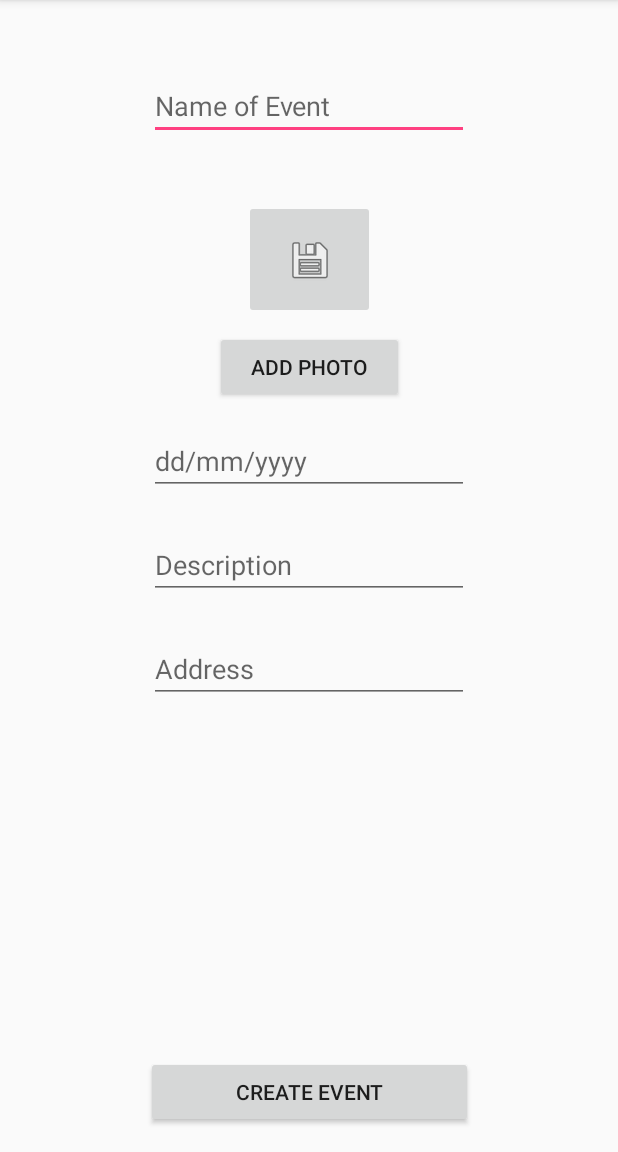
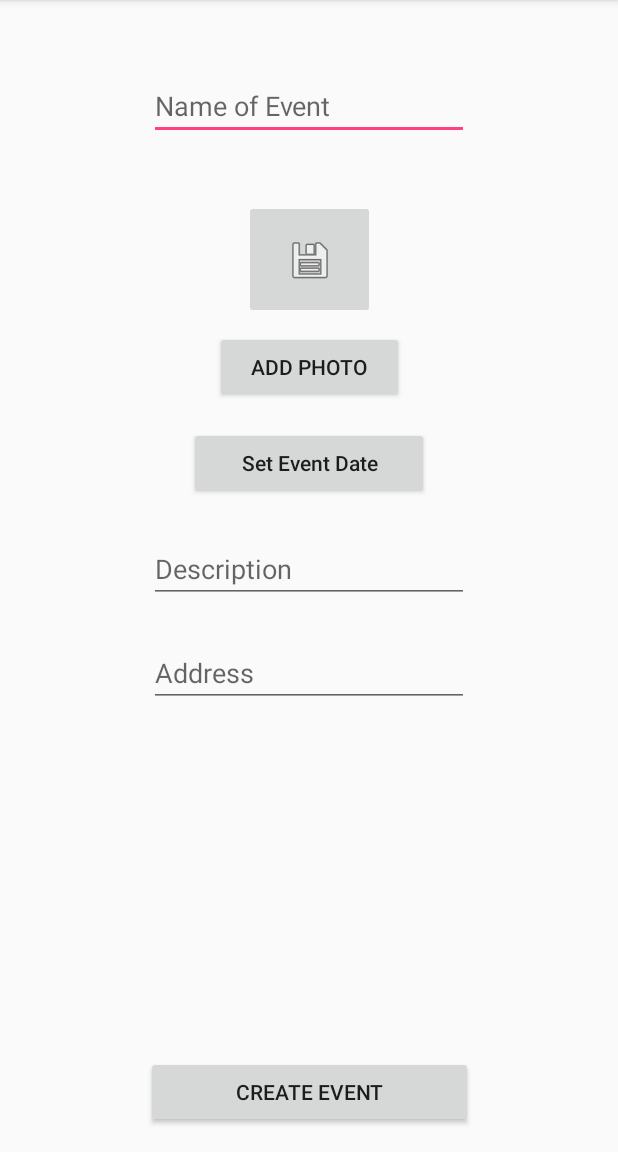
Before and after one commit to vijayshine/adnan, an Android app: the NewSocialActivity screen opened directly, with no data from a screen before it, on a phone screen of 412 x 824 dp, the part 84-1236 px from its top. Run offline under Robolectric (Android 15) with nearby library versions, the phone set to English and light mode, and no system bars; our stand-ins replace Firebase (no records; nobody signed in at launch, a user with empty details on screens opened directly).

Commit message:
Add the date picker

```diff
--- a/app/src/main/res/layout/activity_new_social.xml
+++ b/app/src/main/res/layout/activity_new_social.xml
@@ -66,19 +66,19 @@
         android:layout_marginTop="8dp"
         app:layout_constraintTop_toBottomOf="@+id/imageButton" />
 
-    <EditText
+    <Button
         android:layout_width="wrap_content"
         android:layout_height="wrap_content"
         android:inputType="date"
         android:ems="10"
-        android:id="@+id/editText4"
+        android:id="@+id/btnEventDate"
         android:layout_marginStart="16dp"
         app:layout_constraintLeft_toLeftOf="parent"
         android:layout_marginLeft="16dp"
         android:layout_marginEnd="16dp"
         app:layout_constraintRight_toRightOf="parent"
         android:layout_marginRight="16dp"
-        android:hint="dd/mm/yyyy"
+        android:text="Set Event Date"
         android:layout_marginTop="16dp"
         app:layout_constraintTop_toBottomOf="@+id/button8" />
 
@@ -92,7 +92,7 @@
         app:layout_constraintLeft_toLeftOf="parent"
         android:layout_marginLeft="16dp"
         android:layout_marginTop="24dp"
-        app:layout_constraintTop_toBottomOf="@+id/editText4"
+        app:layout_constraintTop_toBottomOf="@+id/btnEventDate"
         android:hint="Description"
         android:layout_marginEnd="16dp"
         app:layout_constraintRight_toRightOf="parent"
```
Also changed, not shown: app/src/main/java/com/example/something/better/DetailActivity.java (+12 -12 lines), app/src/main/java/com/example/something/better/NewSocialActivity.java (+33 -4 lines).
